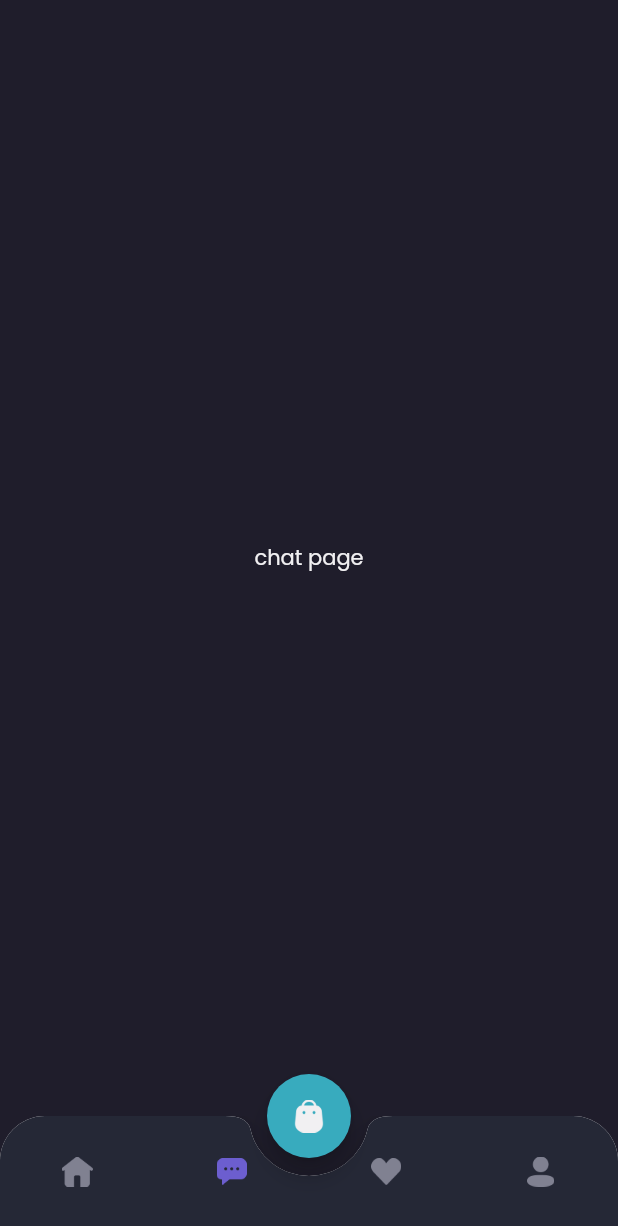
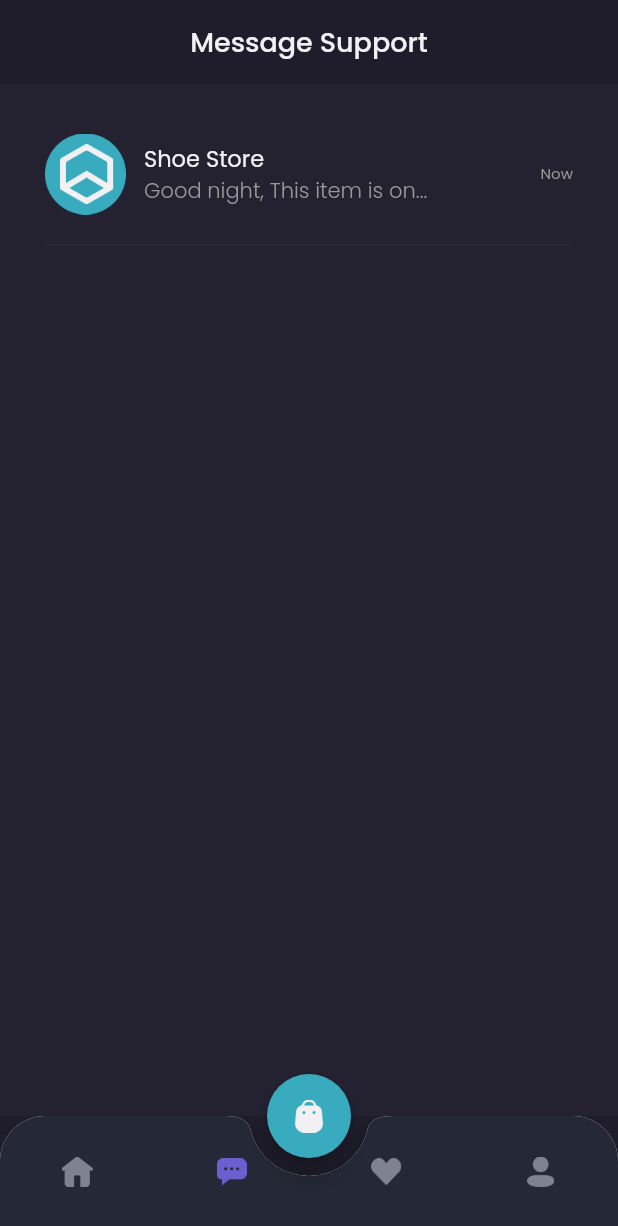
Before and after one commit to 1hafizhsdq/shamo, a Flutter app: the MainPage screen opened by its route, item 2 of the bottom bar chosen, on a phone screen of 412 x 824 dp. Shown: the top 1226 px of the screen. Run offline on Flutter 3.47's test engine with Material 2 defaults, Android fonts, the phone set to English and light mode, and no system bars; our stand-ins replace google_fonts.

Commit message:
chat page

```diff
--- a/lib/pages/home/chat_page.dart
+++ b/lib/pages/home/chat_page.dart
@@ -1,13 +1,108 @@
 import 'package:flutter/material.dart';
 import 'package:shamo/theme.dart';
+import 'package:shamo/widgets/chat_tile.dart';
 
 class ChatPage extends StatelessWidget {
   const ChatPage({super.key});
 
   @override
   Widget build(BuildContext context) {
-    return Center(
-      child: Text("chat page", style: primaryTextStyle,),
+    Widget header() {
+      return AppBar(
+        backgroundColor: backgroundColor1,
+        centerTitle: true,
+        title: Text(
+          'Message Support',
+          style: primaryTextStyle.copyWith(fontSize: 18, fontWeight: medium),
+        ),
+        elevation: 0,
+        automaticallyImplyLeading: false,
+      );
+    }
+
+    Widget emptyChat() {
+      return Expanded(
+        child: Container(
+          width: double.infinity,
+          color: backgroundColor3,
+          child: Column(
+            mainAxisAlignment: MainAxisAlignment.center,
+            children: [
+              Image.asset(
+                'assets/icon_headset.png',
+                width: 80,
+              ),
+              SizedBox(
+                height: 20,
+              ),
+              Text(
+                "Opss no message yet?",
+                style: primaryTextStyle.copyWith(
+                  fontSize: 16,
+                  fontWeight: medium,
+                ),
+              ),
+              SizedBox(
+                height: 12,
+              ),
+              Text(
+                "You have never done a transaction",
+                style: secondaryTextStyle,
+              ),
+              SizedBox(
+                height: 20,
+              ),
+              Container(
+                height: 44,
+                child: TextButton(
+                  onPressed: () {},
+                  style: TextButton.styleFrom(
+                    padding: EdgeInsets.symmetric(
+                      horizontal: 24,
+                      vertical: 10,
+                    ),
+                    backgroundColor: primaryColor,
+                    shape: RoundedRectangleBorder(
+                      borderRadius: BorderRadius.circular(12),
+                    ),
+                  ),
+                  child: Text(
+                    "Explore Store",
+                    style: primaryTextStyle.copyWith(
+                      fontSize: 16,
+                      fontWeight: medium,
+                    ),
+                  ),
+                ),
+              ),
+            ],
+          ),
+        ),
+      );
+    }
+
+    Widget content() {
+      return Expanded(
+        child: Container(
+          width: double.infinity,
+          color: backgroundColor3,
+          child: ListView(
+            padding: EdgeInsets.symmetric(
+              horizontal: defaultMargin,
+            ),
+            children: [
+              ChatTile(),
+            ],
+          ),
+        ),
+      );
+    }
+
+    return Column(
+      children: [
+        header(),
+        content(),
+      ],
     );
   }
 }
--- /dev/null
+++ b/lib/widgets/chat_tile.dart
@@ -0,0 +1,62 @@
+import 'package:flutter/material.dart';
+import 'package:shamo/theme.dart';
+
+class ChatTile extends StatelessWidget {
+  const ChatTile({super.key});
+
+  @override
+  Widget build(BuildContext context) {
+    return Container(
+      margin: EdgeInsets.only(top: 33),
+      child: Column(
+        children: [
+          Row(
+            children: [
+              Image.asset(
+                'assets/image_shop_logo.png',
+                width: 54,
+              ),
+              SizedBox(
+                width: 12,
+              ),
+              Expanded(
+                child: Column(
+                  crossAxisAlignment: CrossAxisAlignment.start,
+                  children: [
+                    Text(
+                      "Shoe Store",
+                      style: primaryTextStyle.copyWith(
+                        fontSize: 15,
+                      ),
+                    ),
+                    Text(
+                      "Good night, This item is on...",
+                      style: secondaryTextStyle.copyWith(
+                        fontSize: 14,
+                        fontWeight: light,
+                      ),
+                      overflow: TextOverflow.ellipsis,
+                    ),
+                  ],
+                ),
+              ),
+              Text(
+                "Now",
+                style: secondaryTextStyle.copyWith(
+                  fontSize: 10,
+                ),
+              )
+            ],
+          ),
+          SizedBox(
+            height: 12,
+          ),
+          Divider(
+            thickness: 1,
+            color: Color(0xff2B2939),
+          ),
+        ],
+      ),
+    );
+  }
+}
```
Also changed, not shown: assets/icon_headset.png (added).
